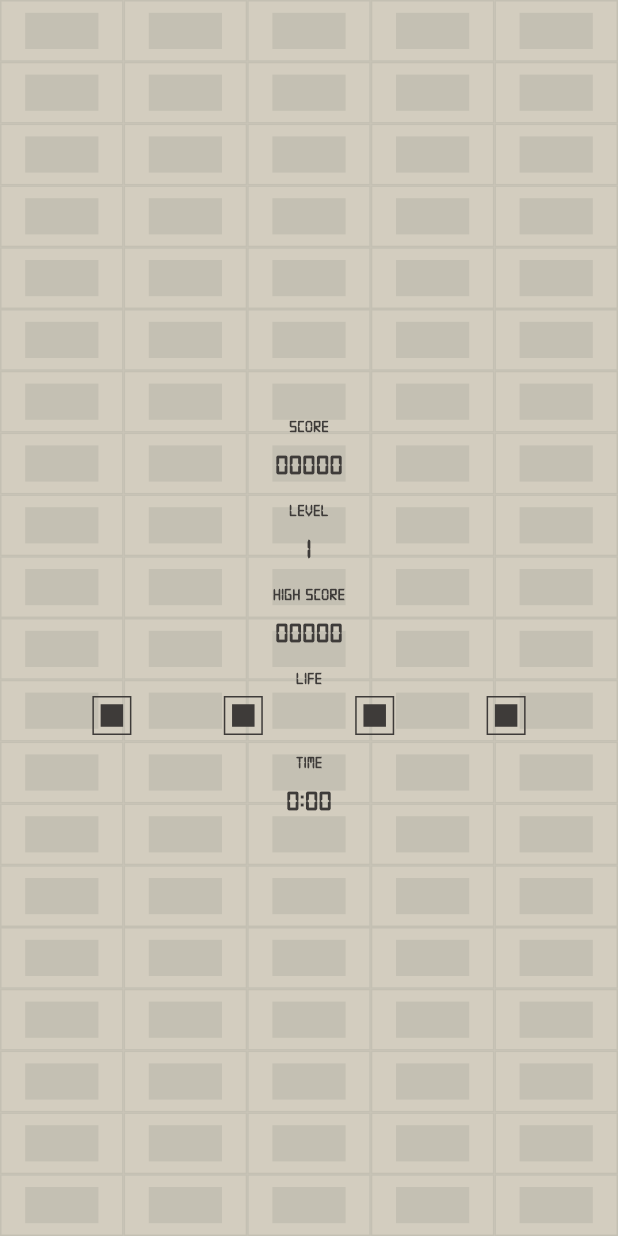
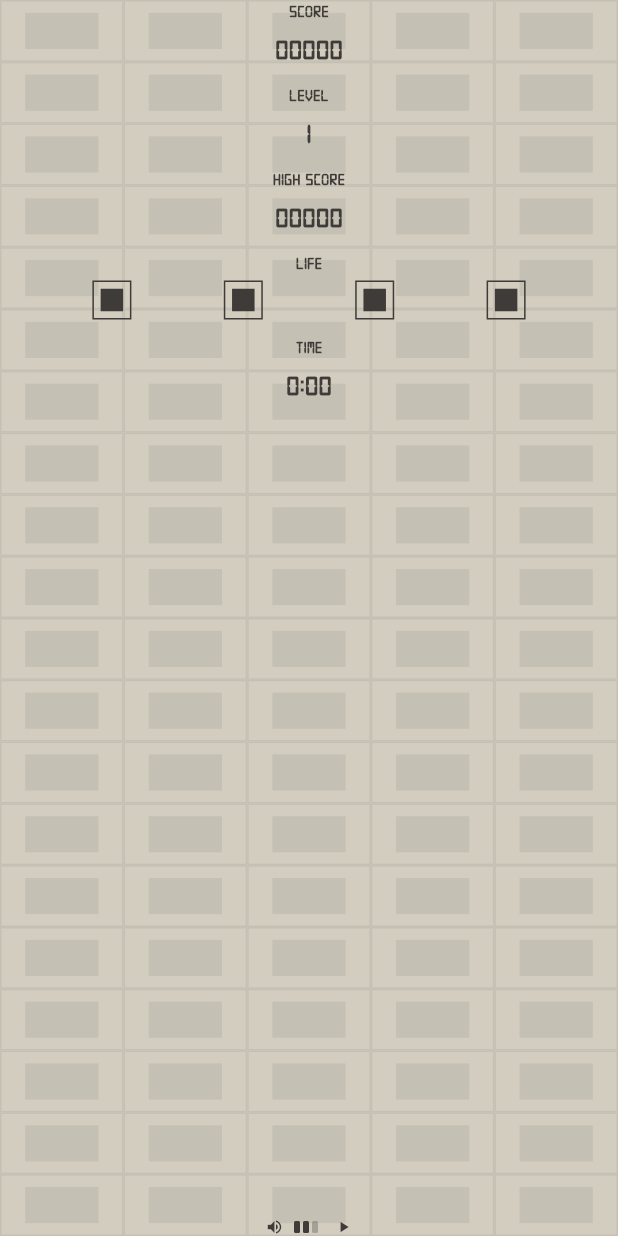
Before and after one commit to sethAGBA/Bricks-Game, a Flutter app: the _BrickStats widget shown alone on an empty page, opened directly, on a phone screen of 412 x 824 dp. Run offline on Flutter 3.47's test engine with Material 3 defaults, Android fonts, the light colour scheme and no system bars; our stand-ins replace audioplayers, shared_preferences, tuple; accounts and stored records are empty.

Commit message:
ajout du jeu bricks et fin

```diff
--- a/lib/game/brick/brick_game_widget.dart
+++ b/lib/game/brick/brick_game_widget.dart
@@ -114,8 +114,11 @@ class _BrickPainter extends CustomPainter {
     drawOn(gs.paddleX, py, const Color(0xFF1E88E5));
     drawOn(gs.paddleX + 1, py, const Color(0xFF1E88E5));
 
-    // Ball (red)
+    // Balls (red)
     drawOn(gs.ball.x, gs.ball.y, const Color(0xFFF44336));
+    if (gs.ball2 != null) {
+      drawOn(gs.ball2!.x, gs.ball2!.y, const Color(0xFFF44336));
+    }
 
     // UFO bonus (magenta)
     if (gs.ufo != null) {
@@ -134,6 +137,12 @@ class _BrickPainter extends CustomPainter {
           break;
         case PowerUpKind.life:
           c = const Color(0xFFFFC107); // amber
+          break;
+        case PowerUpKind.multi:
+          c = const Color(0xFF9C27B0); // purple
+          break;
+        case PowerUpKind.pierce:
+          c = const Color(0xFFB0BEC5); // grey-blue
           break;
       }
       drawOn(p.pos.x, p.pos.y, c);
@@ -194,6 +203,38 @@ class _BrickStats extends StatelessWidget {
               const SizedBox(height: 10),
               buildStatText('TIME'),
               buildStatNumber('${gs.elapsedSeconds ~/ 60}:${(gs.elapsedSeconds % 60).toString().padLeft(2, '0')}'),
+              const SizedBox(height: 8),
+              // Active effects badges
+              _effectsRow(gs),
+              const Spacer(),
+              // Volume + play/pause controls row
+              Row(
+                mainAxisAlignment: MainAxisAlignment.center,
+                children: [
+                  Icon(gs.soundOn ? Icons.volume_up : Icons.volume_off, size: 12, color: LcdColors.pixelOn),
+                  const SizedBox(width: 6),
+                  Row(
+                    children: List.generate(3, (i) => Container(
+                          width: 4,
+                          height: 8,
+                          margin: const EdgeInsets.symmetric(horizontal: 1),
+                          decoration: BoxDecoration(
+                            color: i < gs.volume ? LcdColors.pixelOn : LcdColors.pixelOn.withAlpha((255 * 0.3).round()),
+                            borderRadius: BorderRadius.circular(1),
+                          ),
+                        )),
+                  ),
+                  const SizedBox(width: 10),
+                  GestureDetector(
+                    onTap: gs.togglePlaying,
+                    child: Icon(
+                      gs.playing ? Icons.pause : Icons.play_arrow,
+                      size: 12,
+                      color: LcdColors.pixelOn,
+                    ),
+                  ),
+                ],
+              ),
             ],
           ),
         ],
@@ -218,6 +259,32 @@ class _BrickStats extends StatelessWidget {
         ),
       );
     });
+  }
+
+  Widget _effectsRow(BrickGameState gs) {
+    final List<Widget> chips = [];
+    void addChip(String label) {
+      chips.add(Container(
+        padding: const EdgeInsets.symmetric(horizontal: 4, vertical: 2),
+        margin: const EdgeInsets.symmetric(horizontal: 2),
+        decoration: BoxDecoration(
+          border: Border.all(color: LcdColors.pixelOn, width: 1),
+        ),
+        child: Text(label,
+            style: const TextStyle(
+              color: LcdColors.pixelOn,
+              fontFamily: 'Digital7',
+              fontSize: 10,
+              fontWeight: FontWeight.bold,
+            )),
+      ));
+    }
+    if (gs.expandActive) addChip('EXP');
+    if (gs.slowActive) addChip('SLOW');
+    if (gs.pierceActive) addChip('PIER');
+    if (gs.multiActive) addChip('MULT');
+    if (chips.isEmpty) return const SizedBox(height: 0);
+    return Row(mainAxisAlignment: MainAxisAlignment.center, children: chips);
   }
 }
 
```
Also changed, not shown: lib/game/brick/brick_game_state.dart (+71 -5 lines).
